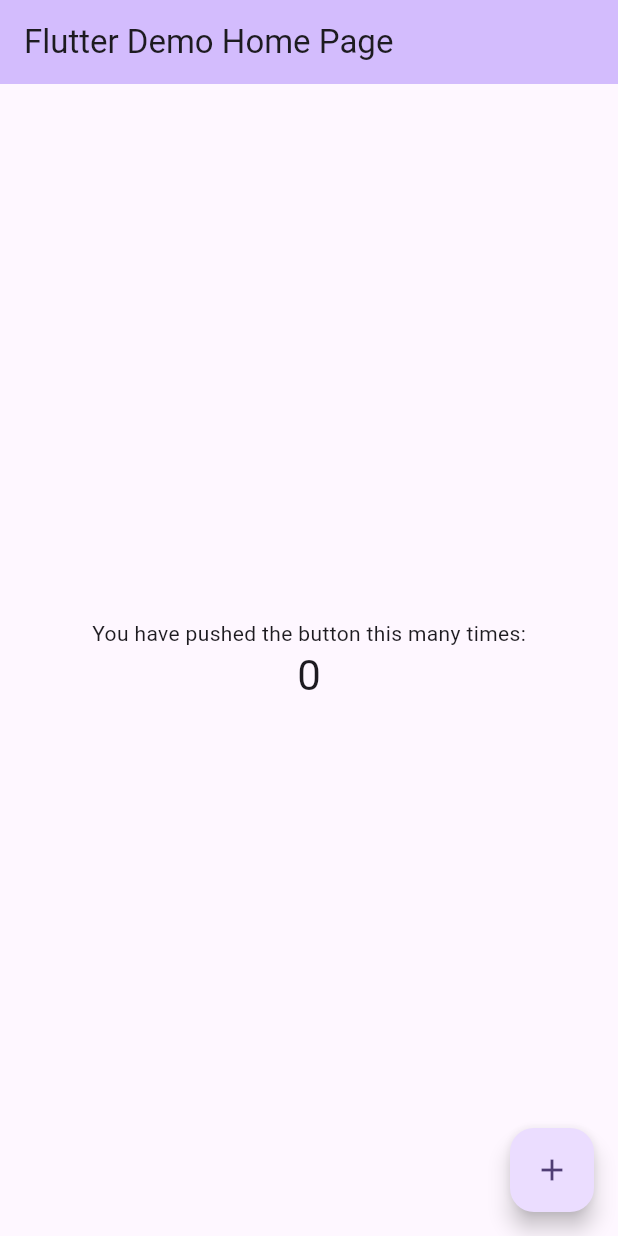
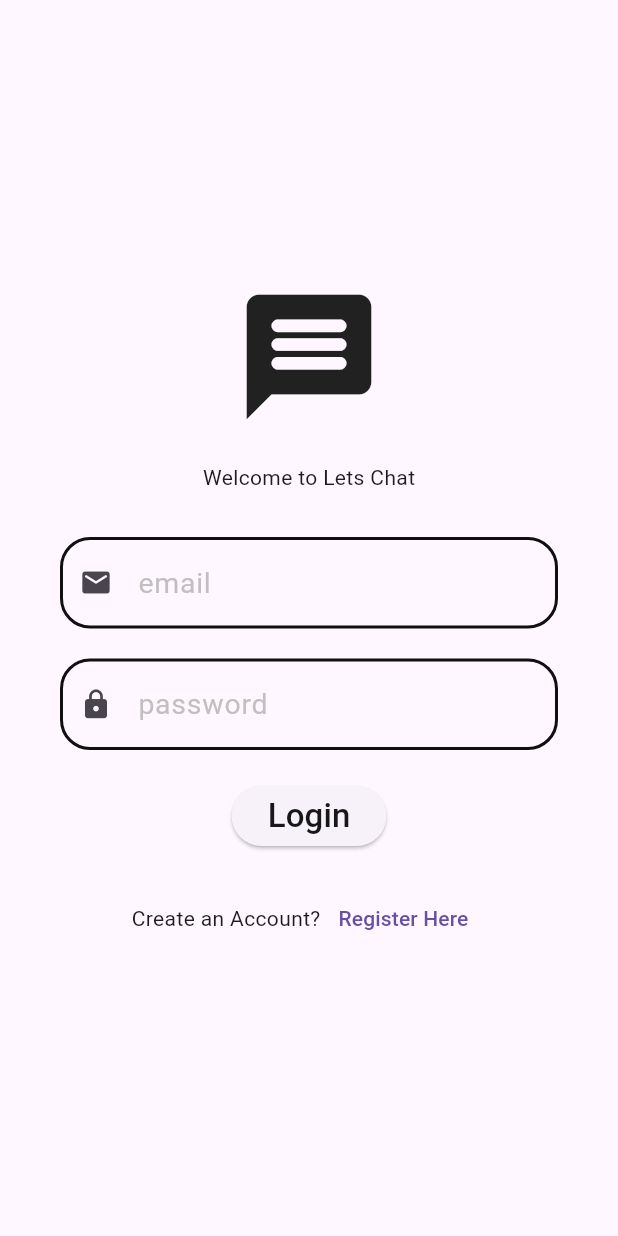
Before and after one commit to Priya-1305/Messenger, a Flutter app: the screen it shows after launch, on a phone screen of 412 x 824 dp. Run offline on Flutter 3.47's test engine with Material 3 defaults, Android fonts, the phone set to English and light mode, and no system bars.

Commit message:
Login Screen

```diff
--- /dev/null
+++ b/lib/Elements/MyTextField.dart
@@ -0,0 +1,43 @@
+import 'package:flutter/material.dart';
+
+class MyTextField extends StatelessWidget {
+  final bool obscureText;
+  final String hintText;
+  final String label;
+  final TextEditingController controller;
+  final Widget prefixIcon;
+  const MyTextField(
+      {super.key,
+      required this.obscureText,
+      required this.controller,
+      required this.hintText,
+      required this.label,
+      required this.prefixIcon});
+  @override
+  Widget build(BuildContext context) {
+    return Padding(
+      padding: const EdgeInsets.symmetric(horizontal: 40),
+      child: TextField(
+        obscureText: obscureText,
+        controller: controller,
+        decoration: InputDecoration(
+          prefixIcon: prefixIcon,
+          labelText: label,
+          hintText: hintText,
+          hintStyle: TextStyle(
+              color: const Color.fromARGB(255, 194, 191, 191), fontSize: 19),
+          labelStyle: TextStyle(
+              color: const Color.fromARGB(255, 194, 191, 191), fontSize: 19),
+          enabledBorder: OutlineInputBorder(
+            borderSide: BorderSide(
+                color: const Color.fromARGB(255, 16, 16, 16), width: 2.0),
+            borderRadius: BorderRadius.circular(20.0),
+          ),
+          focusedBorder: OutlineInputBorder(
+            borderSide: BorderSide(color: Colors.greenAccent),
+          ),
+        ),
+      ),
+    );
+  }
+}
--- /dev/null
+++ b/lib/Elements/Mybutton.dart
@@ -0,0 +1,19 @@
+import 'package:flutter/cupertino.dart';
+import 'package:flutter/material.dart';
+
+class Mybutton extends StatelessWidget {
+  final String ButtonText;
+  final VoidCallback onTap;
+  const Mybutton({super.key, required this.ButtonText, required this.onTap});
+  @override
+  Widget build(BuildContext context) {
+    return ElevatedButton(
+      onPressed: onTap,
+      child: Text(
+        ButtonText,
+        style:
+            TextStyle(color: CupertinoColors.darkBackgroundGray, fontSize: 22),
+      ),
+    );
+  }
+}
--- /dev/null
+++ b/lib/Pages/LoginPage.dart
@@ -0,0 +1,69 @@
+import 'package:flutter/material.dart';
+import 'package:messenger/Elements/MyTextField.dart';
+import 'package:messenger/Elements/Mybutton.dart';
+import 'Registerpage.dart';
+
+class Loginpage extends StatelessWidget {
+  final TextEditingController _emailController = TextEditingController();
+  final TextEditingController _passwordController = TextEditingController();
+  Loginpage({super.key});
+  @override
+  Widget build(BuildContext context) {
+    return Scaffold(
+      body: Center(
+        child: Column(mainAxisSize: MainAxisSize.min, children: [
+          Icon(
+            Icons.message_rounded,
+            size: 100,
+          ),
+          SizedBox(height: 20),
+          Text('Welcome to Lets Chat'),
+          SizedBox(height: 30),
+          MyTextField(
+            obscureText: false,
+            controller: _emailController,
+            hintText: '@gmail.com',
+            label: 'email',
+            prefixIcon: Icon(
+              Icons.email_rounded,
+              size: 22,
+            ),
+          ),
+          SizedBox(height: 20),
+          MyTextField(
+            obscureText: true,
+            controller: _passwordController,
+            hintText: '******',
+            label: 'password',
+            prefixIcon: Icon(
+              Icons.lock_rounded,
+              size: 22,
+            ),
+          ),
+          SizedBox(height: 20),
+          Mybutton(
+            ButtonText: 'Login',
+            onTap: () => print('hello'),
+          ),
+          SizedBox(
+            height: 20,
+          ),
+          Center(
+            child: Row(
+              mainAxisSize: MainAxisSize.min,
+              children: [
+                Text('Create an Account?'),
+                TextButton(
+                    onPressed: () => Navigator.push(
+                        context,
+                        MaterialPageRoute(
+                            builder: (context) => Registerpage())),
+                    child: Text('Register Here'))
+              ],
+            ),
+          )
+        ]),
+      ),
+    );
+  }
+}
--- a/lib/main.dart
+++ b/lib/main.dart
@@ -1,4 +1,5 @@
 import 'package:flutter/material.dart';
+import 'Pages/LoginPage.dart';
 
 void main() {
   runApp(const MyApp());
@@ -7,119 +8,11 @@ void main() {
 class MyApp extends StatelessWidget {
   const MyApp({super.key});
 
-  // This widget is the root of your application.
   @override
   Widget build(BuildContext context) {
     return MaterialApp(
-      title: 'Flutter Demo',
-      theme: ThemeData(
-        // This is the theme of your application.
-        //
-        // TRY THIS: Try running your application with "flutter run". You'll see
-        // the application has a purple toolbar. Then, without quitting the app,
-        // try changing the seedColor in the colorScheme below to Colors.green
-        // and then invoke "hot reload" (save your changes or press the "hot
-        // reload" button in a Flutter-supported IDE, or press "r" if you used
-        // the command line to start the app).
-        //
-        // Notice that the counter didn't reset back to zero; the application
-        // state is not lost during the reload. To reset the state, use hot
-        // restart instead.
-        //
-        // This works for code too, not just values: Most code changes can be
-        // tested with just a hot reload.
-        colorScheme: ColorScheme.fromSeed(seedColor: Colors.deepPurple),
-        useMaterial3: true,
-      ),
-      home: const MyHomePage(title: 'Flutter Demo Home Page'),
+      debugShowCheckedModeBanner: false, // Removes debug banner
+      home: Loginpage(), // Wrap LoginPage inside MaterialApp
     );
   }
 }
-
-class MyHomePage extends StatefulWidget {
-  const MyHomePage({super.key, required this.title});
-
-  // This widget is the home page of your application. It is stateful, meaning
-  // that it has a State object (defined below) that contains fields that affect
-  // how it looks.
-
-  // This class is the configuration for the state. It holds the values (in this
-  // case the title) provided by the parent (in this case the App widget) and
-  // used by the build method of the State. Fields in a Widget subclass are
-  // always marked "final".
-
-  final String title;
-
-  @override
-  State<MyHomePage> createState() => _MyHomePageState();
-}
-
-class _MyHomePageState extends State<MyHomePage> {
-  int _counter = 0;
-
-  void _incrementCounter() {
-    setState(() {
-      // This call to setState tells the Flutter framework that something has
-      // changed in this State, which causes it to rerun the build method below
-      // so that the display can reflect the updated values. If we changed
-      // _counter without calling setState(), then the build method would not be
-      // called again, and so nothing would appear to happen.
-      _counter++;
-    });
-  }
-
-  @override
-  Widget build(BuildContext context) {
-    // This method is rerun every time setState is called, for instance as done
-    // by the _incrementCounter method above.
-    //
-    // The Flutter framework has been optimized to make rerunning build methods
-    // fast, so that you can just rebuild anything that needs updating rather
-    // than having to individually change instances of widgets.
-    return Scaffold(
-      appBar: AppBar(
-        // TRY THIS: Try changing the color here to a specific color (to
-        // Colors.amber, perhaps?) and trigger a hot reload to see the AppBar
-        // change color while the other colors stay the same.
-        backgroundColor: Theme.of(context).colorScheme.inversePrimary,
-        // Here we take the value from the MyHomePage object that was created by
-        // the App.build method, and use it to set our appbar title.
-        title: Text(widget.title),
-      ),
-      body: Center(
-        // Center is a layout widget. It takes a single child and positions it
-        // in the middle of the parent.
-        child: Column(
-          // Column is also a layout widget. It takes a list of children and
-          // arranges them vertically. By default, it sizes itself to fit its
-          // children horizontally, and tries to be as tall as its parent.
-          //
-          // Column has various properties to control how it sizes itself and
-          // how it positions its children. Here we use mainAxisAlignment to
-          // center the children vertically; the main axis here is the vertical
-          // axis because Columns are vertical (the cross axis would be
-          // horizontal).
-          //
-          // TRY THIS: Invoke "debug painting" (choose the "Toggle Debug Paint"
-          // action in the IDE, or press "p" in the console), to see the
-          // wireframe for each widget.
-          mainAxisAlignment: MainAxisAlignment.center,
-          children: <Widget>[
-            const Text(
-              'You have pushed the button this many times:',
-            ),
-            Text(
-              '$_counter',
-              style: Theme.of(context).textTheme.headlineMedium,
-            ),
-          ],
-        ),
-      ),
-      floatingActionButton: FloatingActionButton(
-        onPressed: _incrementCounter,
-        tooltip: 'Increment',
-        child: const Icon(Icons.add),
-      ), // This trailing comma makes auto-formatting nicer for build methods.
-    );
-  }
-}
```
Also changed, not shown: lib/Pages/RegisterPage.dart (added, +80 -0 lines).
